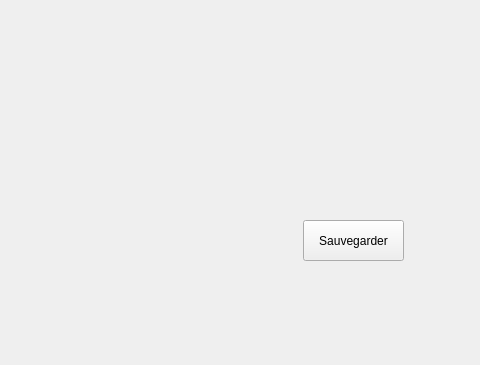
Above: chessboard.ui from Monpie/Jeu-Echecs before the change; both pictures show x 477 to 957 and y 0 to 365 of the 957 by 655 pixel window. Below: the same form after it.
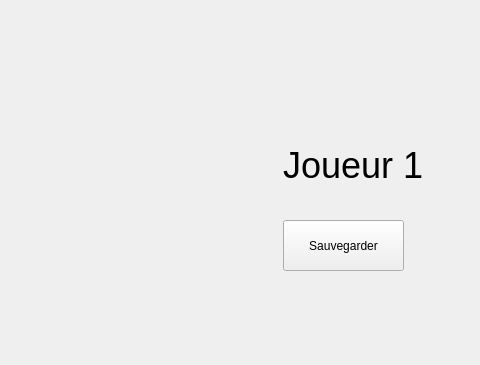
That is the form after the change.

What changed in the file:
```diff
--- a/chessboard.ui
+++ b/chessboard.ui
@@ -19,16 +19,34 @@
   <widget class="QPushButton" name="boutonSauvegarder">
    <property name="geometry">
     <rect>
-     <x>780</x>
+     <x>760</x>
      <y>220</y>
-     <width>101</width>
-     <height>41</height>
+     <width>121</width>
+     <height>51</height>
     </rect>
    </property>
    <property name="text">
     <string>Sauvegarder</string>
    </property>
   </widget>
+  <widget class="QLabel" name="namePlayer">
+   <property name="geometry">
+    <rect>
+     <x>760</x>
+     <y>140</y>
+     <width>141</width>
+     <height>51</height>
+    </rect>
+   </property>
+   <property name="font">
+    <font>
+     <pointsize>27</pointsize>
+    </font>
+   </property>
+   <property name="text">
+    <string>Joueur 1</string>
+   </property>
+  </widget>
  </widget>
  <layoutdefault spacing="6" margin="11"/>
  <resources/>
```
